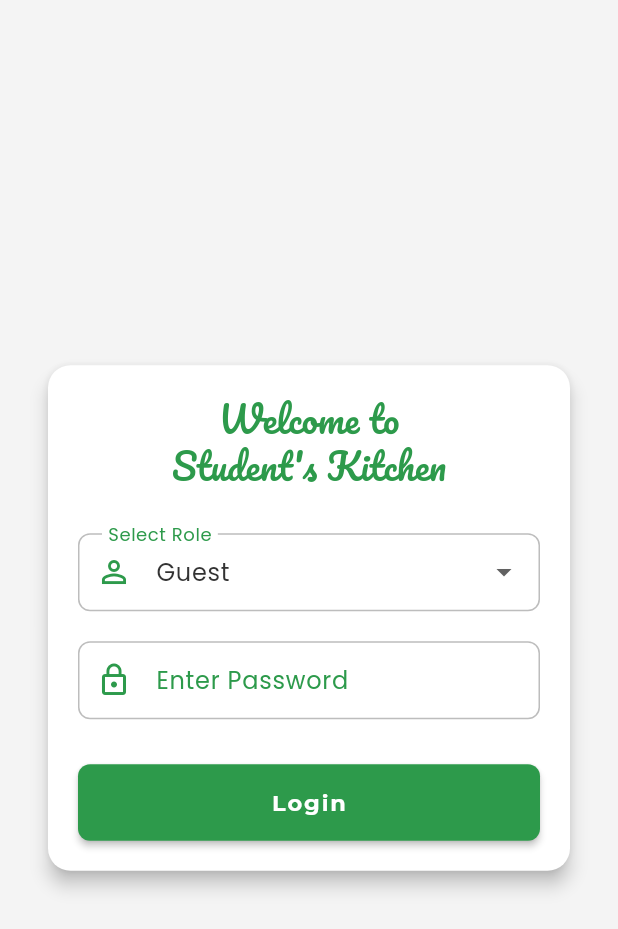
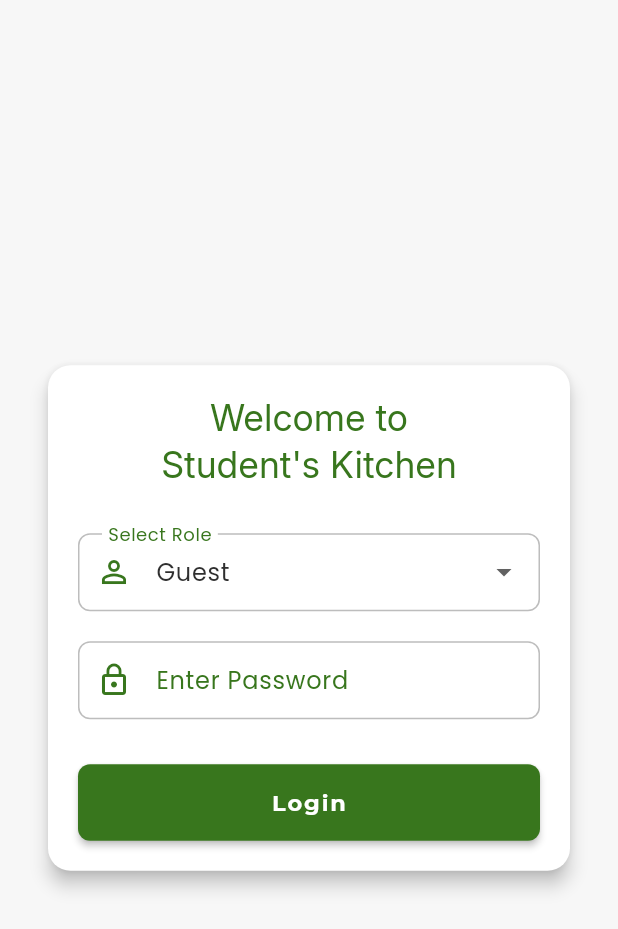
Before and after one commit to nihar-landge/students-kitchen, a Flutter app: the screen it shows after launch, on a phone screen of 412 x 824 dp. Shown: the top 929 px of the screen. Run offline on Flutter 3.47's test engine with Material 3 defaults, Android fonts, the phone set to English and light mode, and no system bars; our stand-ins replace cloud_firestore, firebase_auth, firebase_core, table_calendar; accounts and stored records are empty.

Commit message:
local fonts

```diff
--- a/lib/main.dart
+++ b/lib/main.dart
@@ -1,19 +1,26 @@
 // lib/main.dart
 import 'package:flutter/material.dart';
 import 'package:firebase_core/firebase_core.dart';
-import 'package:google_fonts/google_fonts.dart';
+// import 'package:google_fonts/google_fonts.dart'; // Can be removed if not used
 
 import 'firebase_options.dart';
-// import 'screens/main_screen.dart'; // We will now import LoginScreen
-import 'screens/login_screen.dart'; // Import the new LoginScreen
+import 'screens/login_screen.dart';
 
-// Student's Kitchen Color Palette
-const Color skPrimaryGreen = Color(0xFF2D9A4B); // Chef Hat Green
-const Color skSecondaryYellow = Color(0xFFFFD600); // Outline Yellow
-const Color logoTextBlack = Color(0xFF000000);    // Text Black (as per your guideline for accent/warning)
-const Color skBackgroundLight = Color(0xFFF4F4F4); // Light Grey Background
-const Color skBackgroundWhite = Color(0xFFFFFFFF); // White Background (e.g., for Cards)
-const Color skDarkText = Color(0xFF333333);       // Charcoal Grey for body text
+// --- New Color Palette ---
+const Color skBasilGreen = Color(0xFF38761D); // A fresh, basil-like green
+const Color skDeepGreen = Color(0xFF2D9A4B);   // Your original primary, still good
+
+// Accent Colors (Warm Tones)
+const Color skAmberYellow = Color(0xFFFFC107); // Warm amber/yellow
+const Color skTomatoRed = Color(0xFFFF6347);   // Tomato red for highlights/errors
+const Color skTerracotta = Color(0xFFE2725B);  // A warmer, earthy red option
+
+// Neutral & Background Colors
+const Color skBackgroundLight = Color(0xFFF7F7F7); // Slightly off-white for background
+const Color skBackgroundWhite = Color(0xFFFFFFFF); // For Cards and surfaces
+const Color skDarkText = Color(0xFF2F2F2F);        // Darker charcoal for better contrast
+const Color skLightText = Color(0xFF6C6C6C);       // Lighter grey for subtitles
+const Color skPureBlack = Color(0xFF000000); // For text that needs to be pure black
 
 Future<void> main() async {
   WidgetsFlutterBinding.ensureInitialized();
@@ -26,60 +33,62 @@ Future<void> main() async {
 class MessManagementApp extends StatelessWidget {
   @override
   Widget build(BuildContext context) {
-    final TextTheme baseTextTheme = Theme.of(context).textTheme;
+    // final TextTheme baseTextTheme = Theme.of(context).textTheme; // Not strictly needed for this correction
+
+    // You can choose which green to use as the main primary color for the theme.
+    // Let's use skBasilGreen as the primary for this example.
+    final Color appPrimaryColor = skBasilGreen;
+    final Color appSecondaryColor = skAmberYellow;
+    final Color appErrorColor = skTomatoRed; // Good choice for error color
 
     return MaterialApp(
       title: 'Student\'s Kitchen Mess',
       theme: ThemeData(
-        primaryColor: skPrimaryGreen,
-        scaffoldBackgroundColor: skBackgroundLight,
+        primaryColor: appPrimaryColor, // Using the chosen primary from new palette
+        scaffoldBackgroundColor: skBackgroundLight, // Using new palette
         colorScheme: ColorScheme(
-          primary: skPrimaryGreen,
-          onPrimary: skBackgroundWhite,
-          secondary: skSecondaryYellow,
-          onSecondary: logoTextBlack,      // Corrected: Used logoTextBlack
-          surface: skBackgroundWhite,
-          onSurface: skDarkText,
-          background: skBackgroundLight,
-          onBackground: skDarkText,
-          error: Colors.red.shade700,
-          onError: skBackgroundWhite,
+          primary: appPrimaryColor, // Using new palette
+          onPrimary: skBackgroundWhite, // Text/icons on primary color
+          secondary: appSecondaryColor, // Using new palette
+          onSecondary: skDarkText,      // Text/icons on secondary color (can be skPureBlack if needed)
+          surface: skBackgroundWhite,   // Card backgrounds, dialogs
+          onSurface: skDarkText,        // Text/icons on surfaces
+          background: skBackgroundLight,// General app background
+          onBackground: skDarkText,     // Text/icons on background
+          error: appErrorColor,         // Error color
+          onError: skBackgroundWhite,   // Text/icons on error color
           brightness: Brightness.light,
         ),
         appBarTheme: AppBarTheme(
-          backgroundColor: skPrimaryGreen,
-          foregroundColor: skBackgroundWhite,
+          backgroundColor: appPrimaryColor, // Using new palette
+          foregroundColor: skBackgroundWhite, // Text/icons on app bar
           elevation: 1.0,
-          titleTextStyle: GoogleFonts.pacifico(
+          titleTextStyle: TextStyle(
+            fontFamily: 'Inter', // Ensure 'Inter' is in pubspec.yaml and assets
             fontSize: 24,
-            fontWeight: FontWeight.normal,
             color: skBackgroundWhite,
           ),
           iconTheme: IconThemeData(color: skBackgroundWhite),
         ),
         textTheme: TextTheme(
-          displayLarge: GoogleFonts.pacifico(fontSize: 48, fontWeight: FontWeight.normal, color: logoTextBlack), // Using logoTextBlack for pure black accent
-          displayMedium: GoogleFonts.pacifico(fontSize: 40, fontWeight: FontWeight.normal, color: logoTextBlack),
-          displaySmall: GoogleFonts.pacifico(fontSize: 34, fontWeight: FontWeight.normal, color: logoTextBlack),
-
-          headlineLarge: GoogleFonts.pacifico(fontSize: 28, fontWeight: FontWeight.normal, color: logoTextBlack),
-          headlineMedium: GoogleFonts.pacifico(fontSize: 24, fontWeight: FontWeight.normal, color: logoTextBlack),
-          headlineSmall: GoogleFonts.poppins(fontSize: 22, fontWeight: FontWeight.w600, color: skDarkText),
-
-          titleLarge: GoogleFonts.poppins(fontSize: 20, fontWeight: FontWeight.w600, color: skDarkText),
-          titleMedium: GoogleFonts.poppins(fontSize: 16, fontWeight: FontWeight.w500, color: skDarkText, letterSpacing: 0.15),
-          titleSmall: GoogleFonts.poppins(fontSize: 14, fontWeight: FontWeight.w500, color: skDarkText, letterSpacing: 0.1),
-
-          bodyLarge: GoogleFonts.poppins(fontSize: 16, fontWeight: FontWeight.w400, color: skDarkText, letterSpacing: 0.5),
-          bodyMedium: GoogleFonts.poppins(fontSize: 14, fontWeight: FontWeight.w400, color: skDarkText, letterSpacing: 0.25),
-          bodySmall: GoogleFonts.poppins(fontSize: 12, fontWeight: FontWeight.w400, color: skDarkText, letterSpacing: 0.4),
-
-          labelLarge: GoogleFonts.montserrat(fontSize: 15, fontWeight: FontWeight.bold, color: skBackgroundWhite, letterSpacing: 1.25),
-          labelMedium: GoogleFonts.montserrat(fontSize: 13, fontWeight: FontWeight.w500, color: skDarkText, letterSpacing: 0.5),
-          labelSmall: GoogleFonts.montserrat(fontSize: 11, fontWeight: FontWeight.w500, color: skDarkText, letterSpacing: 0.5),
+          displayLarge: TextStyle(fontFamily: 'Inter', fontSize: 48, color: skDarkText), // Or skPureBlack
+          displayMedium: TextStyle(fontFamily: 'Inter', fontSize: 40, color: skDarkText),// Or skPureBlack
+          displaySmall: TextStyle(fontFamily: 'Inter', fontSize: 34, color: skDarkText), // Or skPureBlack
+          headlineLarge: TextStyle(fontFamily: 'Inter', fontSize: 28, color: skDarkText),// Or skPureBlack
+          headlineMedium: TextStyle(fontFamily: 'Inter', fontSize: 24, color: skDarkText),// Or skPureBlack
+          headlineSmall: TextStyle(fontFamily: 'Poppins', fontSize: 22, fontWeight: FontWeight.w600, color: skDarkText),
+          titleLarge: TextStyle(fontFamily: 'Poppins', fontSize: 20, fontWeight: FontWeight.w600, color: skDarkText),
+          titleMedium: TextStyle(fontFamily: 'Poppins', fontSize: 16, fontWeight: FontWeight.w500, color: skDarkText, letterSpacing: 0.15),
+          titleSmall: TextStyle(fontFamily: 'Poppins', fontSize: 14, fontWeight: FontWeight.w500, color: skDarkText, letterSpacing: 0.1),
+          bodyLarge: TextStyle(fontFamily: 'Poppins', fontSize: 16, fontWeight: FontWeight.w400, color: skDarkText, letterSpacing: 0.5),
+          bodyMedium: TextStyle(fontFamily: 'Poppins', fontSize: 14, fontWeight: FontWeight.w400, color: skDarkText, letterSpacing: 0.25),
+          bodySmall: TextStyle(fontFamily: 'Poppins', fontSize: 12, fontWeight: FontWeight.w400, color: skLightText, letterSpacing: 0.4), // Using skLightText for smaller body
+          labelLarge: TextStyle(fontFamily: 'Montserrat', fontSize: 15, fontWeight: FontWeight.bold, color: skBackgroundWhite, letterSpacing: 1.25),
+          labelMedium: TextStyle(fontFamily: 'Montserrat', fontSize: 13, fontWeight: FontWeight.w500, color: skDarkText, letterSpacing: 0.5),
+          labelSmall: TextStyle(fontFamily: 'Montserrat', fontSize: 11, fontWeight: FontWeight.w500, color: skLightText, letterSpacing: 0.5), // Using skLightText for small labels
         ).apply(
           bodyColor: skDarkText,
-          displayColor: logoTextBlack,
+          displayColor: skDarkText, // Or skPureBlack
         ),
         cardTheme: CardThemeData(
           elevation: 2.0,
@@ -90,9 +99,9 @@ class MessManagementApp extends StatelessWidget {
         ),
         elevatedButtonTheme: ElevatedButtonThemeData(
           style: ElevatedButton.styleFrom(
-            backgroundColor: skPrimaryGreen,
+            backgroundColor: appPrimaryColor, // Using new palette
             foregroundColor: skBackgroundWhite,
-            textStyle: GoogleFonts.montserrat(fontWeight: FontWeight.bold, fontSize: 15),
+            textStyle: TextStyle(fontFamily: 'Montserrat', fontWeight: FontWeight.bold, fontSize: 15),
             padding: EdgeInsets.symmetric(horizontal: 24, vertical: 14),
             shape: RoundedRectangleBorder(borderRadius: BorderRadius.circular(8.0)),
             elevation: 2,
@@ -100,14 +109,14 @@ class MessManagementApp extends StatelessWidget {
         ),
         textButtonTheme: TextButtonThemeData(
           style: TextButton.styleFrom(
-            foregroundColor: skPrimaryGreen,
-            textStyle: GoogleFonts.montserrat(fontWeight: FontWeight.w600, fontSize: 14),
+            foregroundColor: appPrimaryColor, // Using new palette
+            textStyle: TextStyle(fontFamily: 'Montserrat', fontWeight: FontWeight.w600, fontSize: 14),
             shape: RoundedRectangleBorder(borderRadius: BorderRadius.circular(8.0)),
           ),
         ),
         floatingActionButtonTheme: FloatingActionButtonThemeData(
-          backgroundColor: skSecondaryYellow,
-          foregroundColor: logoTextBlack,
+          backgroundColor: appSecondaryColor, // Using new palette
+          foregroundColor: skDarkText, // Or skPureBlack
           elevation: 4,
           shape: RoundedRectangleBorder(borderRadius: BorderRadius.circular(16)),
         ),
@@ -116,7 +125,7 @@ class MessManagementApp extends StatelessWidget {
           fillColor: skBackgroundWhite.withOpacity(0.8),
           border: OutlineInputBorder(
             borderRadius: BorderRadius.circular(8),
-            borderSide: BorderSide(color: skPrimaryGreen.withOpacity(0.5)),
+            borderSide: BorderSide(color: appPrimaryColor.withOpacity(0.5)), // Using new palette
           ),
           enabledBorder: OutlineInputBorder(
             borderRadius: BorderRadius.circular(8),
@@ -124,38 +133,38 @@ class MessManagementApp extends StatelessWidget {
           ),
           focusedBorder: OutlineInputBorder(
             borderRadius: BorderRadius.circular(8),
-            borderSide: BorderSide(color: skPrimaryGreen, width: 2),
+            borderSide: BorderSide(color: appPrimaryColor, width: 2), // Using new palette
           ),
-          labelStyle: GoogleFonts.poppins(color: skPrimaryGreen),
-          hintStyle: GoogleFonts.poppins(color: Colors.grey[500]),
-          prefixIconColor: skPrimaryGreen.withOpacity(0.7),
+          labelStyle: TextStyle(fontFamily: 'Poppins', color: appPrimaryColor), // Using new palette
+          hintStyle: TextStyle(fontFamily: 'Poppins', color: skLightText), // Using skLightText
+          prefixIconColor: appPrimaryColor.withOpacity(0.7), // Using new palette
           contentPadding: EdgeInsets.symmetric(horizontal: 16, vertical: 14),
         ),
         chipTheme: ChipThemeData(
-          backgroundColor: skPrimaryGreen.withOpacity(0.1),
-          labelStyle: GoogleFonts.poppins(color: skPrimaryGreen, fontWeight: FontWeight.w500),
-          selectedColor: skPrimaryGreen,
-          secondarySelectedColor: skPrimaryGreen,
-          secondaryLabelStyle: GoogleFonts.poppins(color: skBackgroundWhite, fontWeight: FontWeight.w500),
+          backgroundColor: appPrimaryColor.withOpacity(0.1), // Using new palette
+          labelStyle: TextStyle(fontFamily: 'Poppins', color: appPrimaryColor, fontWeight: FontWeight.w500), // Using new palette
+          selectedColor: appPrimaryColor, // Using new palette
+          secondarySelectedColor: appPrimaryColor, // Using new palette
+          secondaryLabelStyle: TextStyle(fontFamily: 'Poppins', color: skBackgroundWhite, fontWeight: FontWeight.w500),
           padding: EdgeInsets.symmetric(horizontal: 12, vertical: 8),
           shape: RoundedRectangleBorder(borderRadius: BorderRadius.circular(20)),
-          iconTheme: IconThemeData(color: skPrimaryGreen, size: 18),
+          iconTheme: IconThemeData(color: appPrimaryColor, size: 18), // Using new palette
         ),
         bottomNavigationBarTheme: BottomNavigationBarThemeData(
           backgroundColor: skBackgroundWhite,
-          selectedItemColor: skPrimaryGreen,
+          selectedItemColor: appPrimaryColor, // Using new palette
           unselectedItemColor: skDarkText.withOpacity(0.6),
-          selectedLabelStyle: GoogleFonts.montserrat(fontWeight: FontWeight.w600, fontSize: 11),
-          unselectedLabelStyle: GoogleFonts.montserrat(fontSize: 10),
+          selectedLabelStyle: TextStyle(fontFamily: 'Montserrat', fontWeight: FontWeight.w600, fontSize: 11),
+          unselectedLabelStyle: TextStyle(fontFamily: 'Montserrat', fontSize: 10),
           elevation: 5,
           type: BottomNavigationBarType.fixed,
         ),
         iconTheme: IconThemeData(
-          color: skPrimaryGreen,
+          color: appPrimaryColor, // Using new palette
           size: 24.0,
         ),
         listTileTheme: ListTileThemeData(
-          iconColor: skPrimaryGreen,
+          iconColor: appPrimaryColor, // Using new palette
           tileColor: skBackgroundWhite,
         ),
         dividerTheme: DividerThemeData(
@@ -165,7 +174,7 @@ class MessManagementApp extends StatelessWidget {
         useMaterial3: true,
         visualDensity: VisualDensity.adaptivePlatformDensity,
       ),
-      home: LoginScreen(), // Updated to LoginScreen
+      home: LoginScreen(),
       debugShowCheckedModeBanner: false,
     );
   }
```
Also changed, not shown: pubspec.yaml (+19 -0 lines), assets/fonts/Inter-Regular.ttf (added), assets/fonts/Montserrat-Bold.ttf (added), assets/fonts/Montserrat-Medium.ttf (added), assets/fonts/Montserrat-Regular.ttf (added), assets/fonts/Poppins-Medium.ttf (added), assets/fonts/Poppins-Regular.ttf (added), assets/fonts/Poppins-SemiBold.ttf (added).
